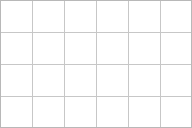
supermanc88/WeiTalk, file myemotion.ui: the form before one commit.
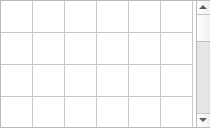
The form after the commit.

Patch:
```diff
--- a/myemotion.ui
+++ b/myemotion.ui
@@ -6,7 +6,7 @@
    <rect>
     <x>0</x>
     <y>0</y>
-    <width>192</width>
+    <width>210</width>
     <height>128</height>
    </rect>
   </property>
@@ -18,18 +18,15 @@
     <rect>
      <x>0</x>
      <y>0</y>
-     <width>192</width>
+     <width>211</width>
      <height>128</height>
     </rect>
    </property>
-   <property name="verticalScrollBarPolicy">
-    <enum>Qt::ScrollBarAlwaysOff</enum>
-   </property>
    <property name="horizontalScrollBarPolicy">
     <enum>Qt::ScrollBarAlwaysOff</enum>
    </property>
    <property name="rowCount">
-    <number>4</number>
+    <number>22</number>
    </property>
    <property name="columnCount">
     <number>6</number>
@@ -46,9 +43,24 @@
    <attribute name="verticalHeaderDefaultSectionSize">
     <number>32</number>
    </attribute>
-   <attribute name="verticalHeaderHighlightSections">
-    <bool>true</bool>
-   </attribute>
+   <row/>
+   <row/>
+   <row/>
+   <row/>
+   <row/>
+   <row/>
+   <row/>
+   <row/>
+   <row/>
+   <row/>
+   <row/>
+   <row/>
+   <row/>
+   <row/>
+   <row/>
+   <row/>
+   <row/>
+   <row/>
    <row/>
    <row/>
    <row/>
```
